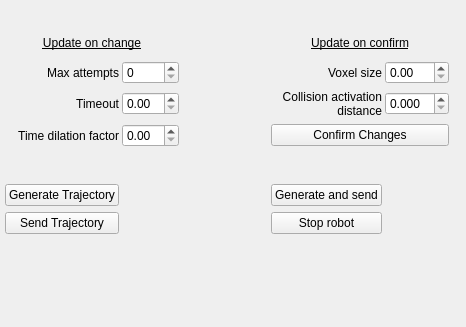
Above: resource/curobo_rviz_panel.ui from Lab-CORO/curobo_rviz before the change. Below: the same form after it.
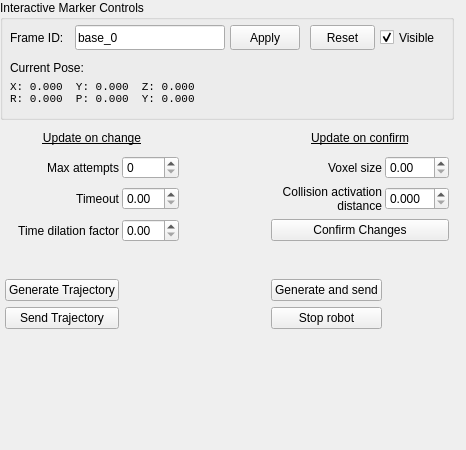
That is the form after the change.

Commit message: Add interactive marker controls to RViz panel

```diff
--- a/resource/curobo_rviz_panel.ui
+++ b/resource/curobo_rviz_panel.ui
@@ -7,17 +7,134 @@
     <x>0</x>
     <y>0</y>
     <width>466</width>
-    <height>327</height>
+    <height>450</height>
    </rect>
   </property>
   <property name="windowTitle">
    <string>Form</string>
   </property>
+  <widget class="QGroupBox" name="markerControlsGroupBox">
+   <property name="geometry">
+    <rect>
+     <x>0</x>
+     <y>0</y>
+     <width>454</width>
+     <height>120</height>
+    </rect>
+   </property>
+   <property name="title">
+    <string>Interactive Marker Controls</string>
+   </property>
+   <widget class="QLabel" name="labelFrameId">
+    <property name="geometry">
+     <rect>
+      <x>10</x>
+      <y>25</y>
+      <width>60</width>
+      <height>25</height>
+     </rect>
+    </property>
+    <property name="text">
+     <string>Frame ID:</string>
+    </property>
+   </widget>
+   <widget class="QLineEdit" name="lineEditFrameId">
+    <property name="geometry">
+     <rect>
+      <x>75</x>
+      <y>25</y>
+      <width>150</width>
+      <height>25</height>
+     </rect>
+    </property>
+    <property name="text">
+     <string>base_0</string>
+    </property>
+   </widget>
+   <widget class="QPushButton" name="pushButtonApplyFrameId">
+    <property name="geometry">
+     <rect>
+      <x>230</x>
+      <y>25</y>
+      <width>70</width>
+      <height>25</height>
+     </rect>
+    </property>
+    <property name="text">
+     <string>Apply</string>
+    </property>
+   </widget>
+   <widget class="QLabel" name="labelCurrentPose">
+    <property name="geometry">
+     <rect>
+      <x>10</x>
+      <y>55</y>
+      <width>100</width>
+      <height>25</height>
+     </rect>
+    </property>
+    <property name="text">
+     <string>Current Pose:</string>
+    </property>
+   </widget>
+   <widget class="QLabel" name="labelPoseValues">
+    <property name="geometry">
+     <rect>
+      <x>10</x>
+      <y>75</y>
+      <width>290</width>
+      <height>35</height>
+     </rect>
+    </property>
+    <property name="font">
+     <font>
+      <family>Monospace</family>
+      <pointsize>8</pointsize>
+     </font>
+    </property>
+    <property name="text">
+     <string>X: 0.000  Y: 0.000  Z: 0.000
+R: 0.000  P: 0.000  Y: 0.000</string>
+    </property>
+    <property name="wordWrap">
+     <bool>true</bool>
+    </property>
+   </widget>
+   <widget class="QPushButton" name="pushButtonResetMarker">
+    <property name="geometry">
+     <rect>
+      <x>310</x>
+      <y>25</y>
+      <width>65</width>
+      <height>25</height>
+     </rect>
+    </property>
+    <property name="text">
+     <string>Reset</string>
+    </property>
+   </widget>
+   <widget class="QCheckBox" name="checkBoxMarkerVisible">
+    <property name="geometry">
+     <rect>
+      <x>380</x>
+      <y>25</y>
+      <width>70</width>
+      <height>25</height>
+     </rect>
+    </property>
+    <property name="text">
+     <string>Visible</string>
+    </property>
+    <property name="checked">
+     <bool>true</bool>
+    </property>
+   </widget>
+  </widget>
   <widget class="QWidget" name="gridLayoutWidget">
    <property name="geometry">
     <rect>
      <x>0</x>
-     <y>30</y>
+     <y>125</y>
      <width>454</width>
      <height>204</height>
     </rect>
```
The commit also changes 5 other files.
